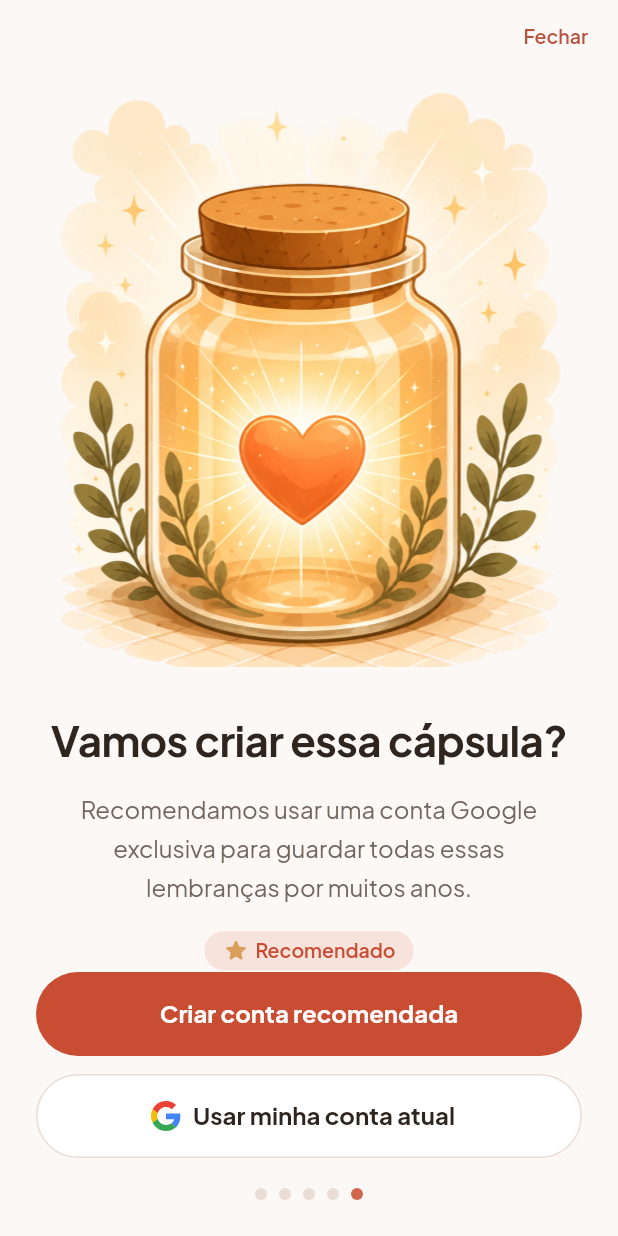
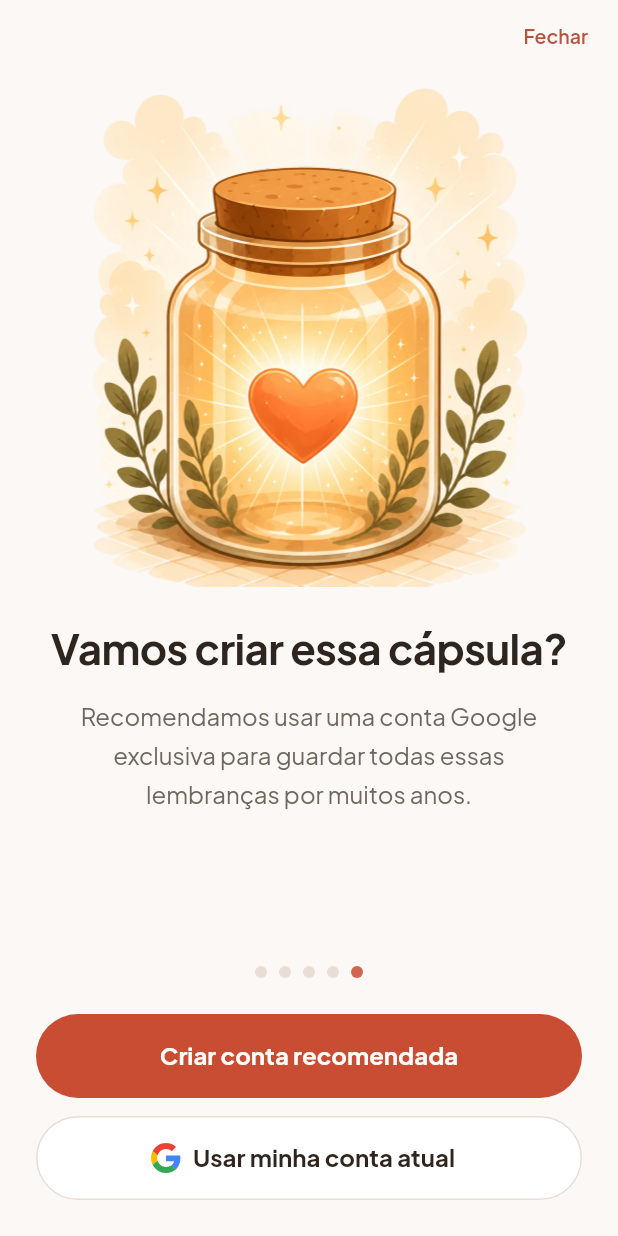
Before and after one commit to CodeByBrigido/NewBaby, a Flutter app: the screen it shows after launch, swiped to page 5, on a phone screen of 412 x 824 dp. Run offline on Flutter 3.47's test engine with Material 3 defaults, Android fonts, the phone set to English and light mode, and no system bars; our stand-ins replace cloud_firestore, file_picker, firebase_auth, firebase_core, fl_chart, flutter_image_compress and 12 more; missing offline and left inert: extension_google_sign_in_as_googleapis_auth, googleapis, image_size_getter, video_compress; accounts and stored records are empty.

Commit message:
A arte cede espaco ao texto, e o selo sai
Na ultima tela o texto aparecia cortado embaixo do botao. A causa nao era o
texto: era a arte. Ela tinha altura fixa, 48% da tela, medida igual nas cinco
paginas, e a ultima tem um rodape bem mais alto que as outras, com dois
botoes em vez de um. O que sobrava nao dava para o texto, e ele saia pela
borda de baixo da area rolavel.

Agora a divisao e do que sobrou naquela pagina: `Expanded` para a arte,
`Flexible` para o texto, tres quintos contra dois. A conta fecha em qualquer
tela e com qualquer rodape, e a arte encolhe onde precisa em vez de empurrar
o texto para fora. Ha teste que monta a pagina numa altura apertada e
verifica que nada estoura.

O indicador subiu para cima dos botoes tambem na ultima tela. Com isso ele
fica na mesma altura nas cinco, e nada pula quando se desliza de uma para a
outra.

O selo "Recomendado" saiu. Com ele saiu `isLastPage`, que era o unico motivo
de a pagina saber que numero ela era: sem selo e sem icone proprio, o
parametro nao mudava mais nada, e parametro que nao faz nada e convite para
alguem achar que faz.

```diff
--- a/lib/features/intro/intro_screen.dart
+++ b/lib/features/intro/intro_screen.dart
@@ -128,7 +128,6 @@ class _IntroScreenState extends ConsumerState<IntroScreen> {
                   imagePath: introSlides[i].image,
                   title: introSlides[i].title,
                   description: introSlides[i].body,
-                  isLastPage: i == introSlides.length - 1,
                 ),
               ),
             ),
@@ -139,22 +138,16 @@ class _IntroScreenState extends ConsumerState<IntroScreen> {
                 Space.block,
                 Space.block,
               ),
-              // A ordem se inverte na última tela: nas quatro primeiras o
-              // indicador fica acima do botão, e na quinta ele desce para
-              // baixo dos dois. Ali quem manda são as escolhas de conta, e o
-              // indicador vira o que é: um lembrete de onde a pessoa está.
-              child: ultimo
-                  ? Column(
-                      children: <Widget>[
-                        _EscolhaDaConta(aoEscolher: _sair),
-                        const SizedBox(height: Space.x20),
-                        _Pontos(total: introSlides.length, atual: _atual),
-                      ],
-                    )
-                  : Column(
+              // O indicador fica sempre acima do botão, nas cinco telas. Ele
+              // diz onde a pessoa está, e essa informação vem antes da ação:
+              // embaixo, ele ficava depois do que já tinha sido decidido.
+              child: Column(
                 children: <Widget>[
                   _Pontos(total: introSlides.length, atual: _atual),
                   const SizedBox(height: Space.block),
+                  if (ultimo)
+                    _EscolhaDaConta(aoEscolher: _sair)
+                  else
                     _BotaoPilula(rotulo: 'Continuar', aoTocar: _avancar),
                 ],
               ),
--- a/lib/features/intro/onboarding_page.dart
+++ b/lib/features/intro/onboarding_page.dart
@@ -9,46 +9,46 @@ import '../../core/theme/tokens.dart';
 /// mesma estrutura: ilustração, título, texto. Repetir isso cinco vezes é
 /// como o espaçamento entre elas começa a divergir.
 ///
-/// [isLastPage] muda o conteúdo, e não só a decoração: a última tela é a que
-/// pede a conta, e por isso ela mostra o ícone do aplicativo e o selo de
-/// recomendação. Os dois botões ficam de fora, com a tela que os navega,
-/// porque eles pertencem ao fluxo e não à página.
+/// As cinco são iguais por dentro: o que muda de uma para a outra vive na
+/// tela que as folheia, e não aqui. A última chegou a ter selo e ícone
+/// próprios, e os dois saíram; sobrou uma página só, sem exceção.
 class OnboardingPage extends StatelessWidget {
   const OnboardingPage({
     required this.imagePath,
     required this.title,
     required this.description,
-    this.isLastPage = false,
     super.key,
   });
 
   final String imagePath;
   final String title;
   final String description;
-  final bool isLastPage;
 
   @override
   Widget build(BuildContext context) {
     final TextTheme text = Theme.of(context).textTheme;
 
-    // Centralizado quando cabe, rolável quando não cabe. Sem o `minHeight` a
-    // coluna encosta no topo e sobra um vão embaixo; sem a rolagem, um
-    // aparelho pequeno com fonte grande cortaria o fim do texto.
-    return LayoutBuilder(
-      builder: (BuildContext context, BoxConstraints limites) =>
-          SingleChildScrollView(
-            child: ConstrainedBox(
-              constraints: BoxConstraints(minHeight: limites.maxHeight),
-              child: Column(
-                mainAxisAlignment: MainAxisAlignment.center,
+    // A arte cede espaço ao texto, e não o contrário.
+    //
+    // Antes ela era uma fração da tela, medida sempre igual. Só que a última
+    // página tem um rodapé bem mais alto que as outras (dois botões em vez
+    // de um), e ali a mesma fração não cabia: o texto era empurrado para
+    // fora e aparecia cortado embaixo do botão.
+    //
+    // Com `Expanded` de um lado e `Flexible` do outro, a divisão é sempre do
+    // que sobrou naquela página. A arte fica com três quintos, o texto com o
+    // resto, e a conta fecha em qualquer tela e com qualquer rodapé.
+    return Column(
       children: <Widget>[
         // A arte vai de borda a borda, e só o texto tem margem. Uma das
         // ilustrações é alta e estreita, com legendas desenhadas dentro
         // dela: qualquer margem lateral encolhe a imagem inteira e são
         // essas legendas que somem primeiro.
-                  _Ilustracao(caminho: imagePath),
-                  const SizedBox(height: Space.x32),
-                  Padding(
+        Expanded(flex: 3, child: _Ilustracao(caminho: imagePath)),
+        const SizedBox(height: Space.x24),
+        Flexible(
+          flex: 2,
+          child: SingleChildScrollView(
             padding: const EdgeInsets.symmetric(horizontal: Space.x32),
             child: Column(
               children: <Widget>[
@@ -66,26 +66,20 @@ class OnboardingPage extends StatelessWidget {
                     color: context.cores.textSecondary,
                   ),
                 ),
-                        if (isLastPage) ...<Widget>[
-                          const SizedBox(height: Space.x16),
-                          const SeloRecomendado(),
-                        ],
-                      ],
-                    ),
-                  ),
               ],
             ),
           ),
         ),
+      ],
     );
   }
 }
 
-/// A arte da tela.
+/// A arte da tela, no espaço que a página lhe deu.
 ///
-/// A altura é uma fração da tela, e não um número fixo, porque a mesma
-/// apresentação roda num aparelho pequeno e num tablet: fixar a altura faria
-/// a ilustração comer o texto num e boiar no outro.
+/// Não escolhe altura: recebe. Quem divide é a coluna acima, e é isso que
+/// faz a mesma página servir a um telefone pequeno, a um tablet e à última
+/// tela, que tem dois botões embaixo em vez de um.
 class _Ilustracao extends StatelessWidget {
   const _Ilustracao({required this.caminho});
 
@@ -93,11 +87,14 @@ class _Ilustracao extends StatelessWidget {
 
   @override
   Widget build(BuildContext context) {
+    return LayoutBuilder(
+      builder: (BuildContext context, BoxConstraints limites) =>
+          _pintar(context, limites.maxHeight),
+    );
+  }
+
+  Widget _pintar(BuildContext context, double altura) {
     final MediaQueryData tela = MediaQuery.of(context);
-    // Quase metade da tela. Uma das artes é bem mais alta que larga, e com
-    // `contain` é a altura que manda: cada ponto a menos aqui estreita
-    // aquela ilustração inteira, e é nela que estão as legendas desenhadas.
-    final double altura = tela.size.height * 0.48;
 
     return SizedBox(
       height: altura,
@@ -117,43 +114,3 @@ class _Ilustracao extends StatelessWidget {
     );
   }
 }
-
-/// O selo da recomendação, na última tela.
-///
-/// A estrela é ícone, e não o emoji do texto: emoji depende da fonte do
-/// aparelho, muda de desenho entre Android e iOS e não acompanha a cor do
-/// tema. O sentido é o mesmo e o resultado é igual em todo lugar.
-class SeloRecomendado extends StatelessWidget {
-  const SeloRecomendado({super.key});
-
-  @override
-  Widget build(BuildContext context) {
-    return Container(
-      padding: const EdgeInsets.symmetric(
-        horizontal: Space.x12,
-        vertical: Space.x4,
-      ),
-      decoration: BoxDecoration(
-        color: context.cores.primarySoft,
-        borderRadius: Radii.pillR,
-      ),
-      child: Row(
-        mainAxisSize: MainAxisSize.min,
-        children: <Widget>[
-          const Icon(
-            Icons.star_rounded,
-            size: Sizes.iconSmall,
-            color: AppPalette.warning,
-          ),
-          const SizedBox(width: Space.x4),
-          Text(
-            'Recomendado',
-            style: Theme.of(context).textTheme.labelLarge?.copyWith(
-              color: context.cores.primaryStrong,
-            ),
-          ),
-        ],
-      ),
-    );
-  }
-}
```
Also changed, not shown: 1 other file. Lines whose indentation alone changed are shown as unchanged.
